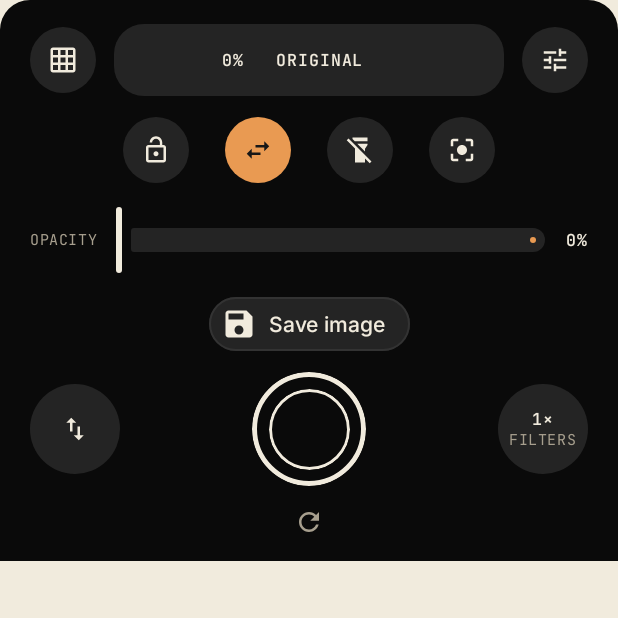
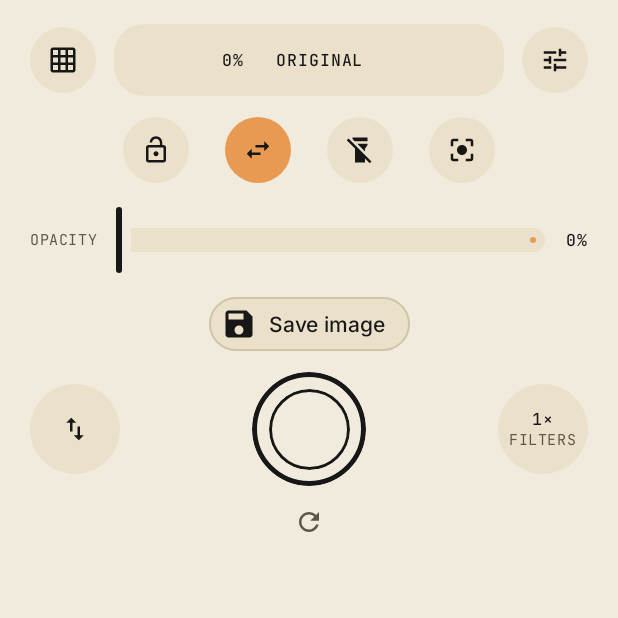
Before and after one commit to alekslime/Picasso, an Android app built with Jetpack Compose: the composable CleanTraceDeck called with empty values, on a phone screen of 412 x 824 dp, the top half of it. Run offline under Robolectric (Android 15) with nearby library versions, the phone set to English and light mode, and no system bars; our stand-ins replace Dagger/Hilt's generated code.

Commit message:
Light mode for Trace: themed panels, accent text, system bar icons follow app theme

```diff
--- a/app/src/main/java/app/picasso/tracer/ui/trace/AnchorBar.kt
+++ b/app/src/main/java/app/picasso/tracer/ui/trace/AnchorBar.kt
@@ -16,7 +16,6 @@ import app.picasso.tracer.R
 import app.picasso.tracer.camera.ArEngine
 import app.picasso.tracer.camera.ArStatus
 import app.picasso.tracer.camera.OverlayMode
-import app.picasso.tracer.ui.theme.PicassoPaperMuted
 
 /** Classic vs AR anchor mode. AR keeps the overlay on the paper as the phone moves. */
 @Composable
@@ -47,7 +46,7 @@ fun AnchorBar(
             Text(
                 stringResource(R.string.pro_tagline),
                 style = MaterialTheme.typography.bodySmall,
-                color = PicassoPaperMuted,
+                color = MaterialTheme.colorScheme.onSurfaceVariant,
             )
         }
         if (ar) {
@@ -61,7 +60,7 @@ fun AnchorBar(
             Text(
                 copy,
                 style = MaterialTheme.typography.bodySmall,
-                color = PicassoPaperMuted,
+                color = MaterialTheme.colorScheme.onSurfaceVariant,
             )
         }
     }
--- a/app/src/main/java/app/picasso/tracer/ui/trace/CleanTraceDeck.kt
+++ b/app/src/main/java/app/picasso/tracer/ui/trace/CleanTraceDeck.kt
@@ -39,12 +39,9 @@ import androidx.compose.ui.res.stringResource
 import androidx.compose.ui.unit.dp
 import app.picasso.tracer.R
 import app.picasso.tracer.domain.model.TraceFilter
-import app.picasso.tracer.ui.theme.PicassoBlack
 import app.picasso.tracer.ui.theme.PicassoInk
 import app.picasso.tracer.ui.theme.PicassoOchre
 import app.picasso.tracer.ui.theme.PicassoPaper
-import app.picasso.tracer.ui.theme.PicassoPaperMuted
-import app.picasso.tracer.ui.theme.PicassoSurface
 import kotlin.math.roundToInt
 
 /**
@@ -82,7 +79,7 @@ fun CleanTraceDeck(
         modifier = modifier
             .fillMaxWidth()
             .clip(RoundedCornerShape(topStart = 20.dp, topEnd = 20.dp))
-            .background(PicassoBlack)
+            .background(MaterialTheme.colorScheme.background)
             .padding(horizontal = 20.dp, vertical = 16.dp),
         verticalArrangement = Arrangement.spacedBy(14.dp),
     ) {
@@ -106,7 +103,7 @@ fun CleanTraceDeck(
                     .weight(1f)
                     .height(48.dp)
                     .clip(RoundedCornerShape(20.dp))
-                    .background(PicassoSurface)
+                    .background(MaterialTheme.colorScheme.surfaceContainerHigh)
                     .clickable(onClick = onExpand)
                     .padding(horizontal = 12.dp),
             ) {
@@ -114,7 +111,7 @@ fun CleanTraceDeck(
                     activeLayerName?.let { "$it   ${(opacity * 100).roundToInt()}" }
                         ?: "${(opacity * 100).roundToInt()}%   ${filter.name}   $gridLabel",
                     style = MaterialTheme.typography.labelMedium,
-                    color = PicassoPaper,
+                    color = MaterialTheme.colorScheme.onSurface,
                 )
             }
             DeckButton(
@@ -167,7 +164,7 @@ fun CleanTraceDeck(
             Text(
                 stringResource(R.string.opacity).uppercase(),
                 style = MaterialTheme.typography.labelSmall,
-                color = PicassoPaperMuted,
+                color = MaterialTheme.colorScheme.onSurfaceVariant,
             )
             Spacer(Modifier.size(12.dp))
             PicassoSlider(
@@ -179,7 +176,7 @@ fun CleanTraceDeck(
             Text(
                 "${(opacity * 100).roundToInt()}%",
                 style = MaterialTheme.typography.labelMedium,
-                color = PicassoPaper,
+                color = MaterialTheme.colorScheme.onSurface,
             )
         }
 
@@ -215,14 +212,14 @@ fun CleanTraceDeck(
                 modifier = Modifier
                     .size(76.dp)
                     .clip(CircleShape)
-                    .border(3.dp, PicassoPaper, CircleShape)
+                    .border(3.dp, MaterialTheme.colorScheme.onSurface, CircleShape)
                     .clickable(onClick = onRecord),
             ) {
                 Box(
                     modifier = Modifier
                         .size(54.dp)
                         .clip(CircleShape)
-                        .border(2.dp, PicassoPaper, CircleShape)
+                        .border(2.dp, MaterialTheme.colorScheme.onSurface, CircleShape)
                         .background(if (recording) Color(0xFFC0392B) else Color.Transparent),
                 )
             }
@@ -233,18 +230,18 @@ fun CleanTraceDeck(
                 modifier = Modifier
                     .size(60.dp)
                     .clip(CircleShape)
-                    .background(PicassoSurface)
+                    .background(MaterialTheme.colorScheme.surfaceContainerHigh)
                     .clickable(onClick = onCycleFilter),
             ) {
                 Text(
                     "1×",
                     style = MaterialTheme.typography.labelMedium,
-                    color = PicassoPaper,
+                    color = MaterialTheme.colorScheme.onSurface,
                 )
                 Text(
                     stringResource(R.string.filters).uppercase(),
                     style = MaterialTheme.typography.labelSmall,
-                    color = PicassoPaperMuted,
+                    color = MaterialTheme.colorScheme.onSurfaceVariant,
                 )
             }
         }
@@ -256,7 +253,7 @@ fun CleanTraceDeck(
             Icon(
                 Icons.Default.Refresh,
                 contentDescription = stringResource(R.string.reset_view),
-                tint = PicassoPaperMuted,
+                tint = MaterialTheme.colorScheme.onSurfaceVariant,
                 modifier = Modifier
                     .size(20.dp)
                     .clickable(onClick = onResetView),
@@ -278,13 +275,13 @@ private fun DeckButton(
         modifier = Modifier
             .size(size.dp)
             .clip(CircleShape)
-            .background(if (active) PicassoOchre else PicassoSurface)
+            .background(if (active) PicassoOchre else MaterialTheme.colorScheme.surfaceContainerHigh)
             .clickable(onClick = onClick),
     ) {
         Icon(
             icon,
             contentDescription = description,
-            tint = if (active) PicassoInk else PicassoPaper,
+            tint = if (active) PicassoInk else MaterialTheme.colorScheme.onSurface,
             modifier = Modifier.size(20.dp),
         )
     }
--- a/app/src/main/java/app/picasso/tracer/ui/trace/LayersBar.kt
+++ b/app/src/main/java/app/picasso/tracer/ui/trace/LayersBar.kt
@@ -30,8 +30,6 @@ import androidx.compose.ui.res.stringResource
 import androidx.compose.ui.unit.dp
 import app.picasso.tracer.R
 import app.picasso.tracer.domain.model.OverlayLayer
-import app.picasso.tracer.ui.theme.PicassoPaper
-import app.picasso.tracer.ui.theme.PicassoPaperMuted
 import kotlin.math.roundToInt
 
 /**
@@ -103,7 +101,7 @@ fun LayersBar(
                 Text(
                     stringResource(R.string.opacity),
                     style = MaterialTheme.typography.labelMedium,
-                    color = PicassoPaperMuted,
+                    color = MaterialTheme.colorScheme.onSurfaceVariant,
                     modifier = Modifier.widthIn(min = 72.dp),
                 )
                 PicassoSlider(
@@ -114,7 +112,7 @@ fun LayersBar(
                 Text(
                     "${(active.opacity * 100).roundToInt()}%",
                     style = MaterialTheme.typography.labelMedium,
-                    color = PicassoPaper,
+                    color = MaterialTheme.colorScheme.onSurface,
                     modifier = Modifier.widthIn(min = 40.dp),
                 )
             }
--- a/app/src/main/java/app/picasso/tracer/ui/trace/LightBar.kt
+++ b/app/src/main/java/app/picasso/tracer/ui/trace/LightBar.kt
@@ -79,7 +79,7 @@ private fun LightSlider(
         Text(
             label,
             style = MaterialTheme.typography.labelMedium,
-            color = app.picasso.tracer.ui.theme.PicassoPaperMuted,
+            color = MaterialTheme.colorScheme.onSurfaceVariant,
             modifier = Modifier.widthIn(min = 76.dp),
         )
         PicassoSlider(
@@ -92,7 +92,7 @@ private fun LightSlider(
         Text(
             valueLabel,
             style = MaterialTheme.typography.labelMedium,
-            color = app.picasso.tracer.ui.theme.PicassoPaper,
+            color = MaterialTheme.colorScheme.onSurface,
             modifier = Modifier.widthIn(min = 52.dp),
         )
     }
--- a/app/src/main/java/app/picasso/tracer/ui/trace/PicassoControls.kt
+++ b/app/src/main/java/app/picasso/tracer/ui/trace/PicassoControls.kt
@@ -39,11 +39,9 @@ import androidx.compose.ui.unit.IntOffset
 import androidx.compose.ui.unit.dp
 import androidx.compose.ui.window.Popup
 import app.picasso.tracer.ui.theme.PicassoInk
-import app.picasso.tracer.ui.theme.PicassoLine
 import app.picasso.tracer.ui.theme.PicassoOchre
-import app.picasso.tracer.ui.theme.PicassoPaper
-import app.picasso.tracer.ui.theme.PicassoSurface
 import kotlin.math.roundToInt
+import app.picasso.tracer.ui.common.picassoAccentText
 
 /**
  * Figma chip: unselected = Surface/Paper, selected = Ochre/Ink.
@@ -59,10 +57,10 @@ fun PicassoFilterChip(
     leadingIcon: @Composable (() -> Unit)? = null,
 ) {
     // Material3 chips swap colours instantly; animate them so a selection reads as a change of state.
-    val container by animateColorAsState(if (selected) PicassoOchre else PicassoSurface, tween(160), label = "chipBg")
-    val content by animateColorAsState(if (selected) PicassoInk else PicassoPaper, tween(160), label = "chipFg")
+    val container by animateColorAsState(if (selected) PicassoOchre else MaterialTheme.colorScheme.surfaceContainerHigh, tween(160), label = "chipBg")
+    val content by animateColorAsState(if (selected) PicassoInk else MaterialTheme.colorScheme.onSurface, tween(160), label = "chipFg")
     // Hairline outline on idle chips, matching the pills on Home; it melts into the Ochre fill when selected.
-    val outline by animateColorAsState(if (selected) PicassoOchre else PicassoLine, tween(160), label = "chipOutline")
+    val outline by animateColorAsState(if (selected) PicassoOchre else MaterialTheme.colorScheme.outlineVariant, tween(160), label = "chipOutline")
     FilterChip(
         selected = selected,
         onClick = onClick,
@@ -118,9 +116,9 @@ fun PicassoSlider(
     LaunchedEffect(active) { if (active) lastStep[0] = stepOf(value) }
 
     val colors = SliderDefaults.colors(
-        thumbColor = PicassoPaper,
+        thumbColor = MaterialTheme.colorScheme.onSurface,
         activeTrackColor = PicassoOchre,
-        inactiveTrackColor = PicassoSurface,
+        inactiveTrackColor = MaterialTheme.colorScheme.surfaceContainerHigh,
     )
     val label: ((Float) -> String)? = bubbleLabel
         ?: if (valueRange.start == 0f && valueRange.endInclusive == 1f) {
@@ -201,7 +199,7 @@ fun PicassoSectionLabel(text: String, modifier: Modifier = Modifier) {
         Text(
             text = text,
             style = MaterialTheme.typography.labelMedium,
-            color = PicassoOchre,
+            color = picassoAccentText(),
         )
     }
 }
--- a/app/src/main/java/app/picasso/tracer/ui/trace/StepsBar.kt
+++ b/app/src/main/java/app/picasso/tracer/ui/trace/StepsBar.kt
@@ -54,7 +54,7 @@ fun StepsBar(
             Text(
                 stringResource(steps[stepIndex.coerceIn(steps.indices)].nameRes),
                 style = MaterialTheme.typography.bodySmall,
-                color = app.picasso.tracer.ui.theme.PicassoPaperMuted,
+                color = MaterialTheme.colorScheme.onSurfaceVariant,
                 maxLines = 1,
                 overflow = TextOverflow.Ellipsis,
                 modifier = Modifier.weight(1f, fill = false),
--- a/app/src/main/java/app/picasso/tracer/ui/trace/StrobeBar.kt
+++ b/app/src/main/java/app/picasso/tracer/ui/trace/StrobeBar.kt
@@ -37,7 +37,7 @@ fun StrobeBar(
             Text(
                 stringResource(R.string.strobe_speed),
                 style = MaterialTheme.typography.labelMedium,
-                color = app.picasso.tracer.ui.theme.PicassoPaperMuted,
+                color = MaterialTheme.colorScheme.onSurfaceVariant,
             )
             PicassoSlider(
                 value = hz,
--- a/app/src/main/java/app/picasso/tracer/ui/trace/TimelapseBar.kt
+++ b/app/src/main/java/app/picasso/tracer/ui/trace/TimelapseBar.kt
@@ -39,7 +39,6 @@ import androidx.compose.ui.res.stringResource
 import androidx.compose.ui.unit.dp
 import app.picasso.tracer.R
 import app.picasso.tracer.ui.theme.PicassoOchre
-import app.picasso.tracer.ui.theme.PicassoPaper
 
 /**
  * Timelapse frames: stills every N seconds to Pictures/Picasso while on.
@@ -90,7 +89,7 @@ fun TimelapseBar(
                         Text(
                             stringResource(R.string.timelapse_frames, count),
                             style = MaterialTheme.typography.labelMedium,
-                            color = PicassoPaper,
+                            color = MaterialTheme.colorScheme.onSurface,
                         )
                     }
                 }
--- a/app/src/main/java/app/picasso/tracer/ui/trace/TrainingWheelsBar.kt
+++ b/app/src/main/java/app/picasso/tracer/ui/trace/TrainingWheelsBar.kt
@@ -21,8 +21,6 @@ import androidx.compose.ui.res.stringResource
 import androidx.compose.ui.unit.dp
 import app.picasso.tracer.R
 import app.picasso.tracer.domain.model.HelpLevel
-import app.picasso.tracer.ui.theme.PicassoPaper
-import app.picasso.tracer.ui.theme.PicassoPaperMuted
 
 /**
  * Training wheels: the reference fades from the full image down to nothing, one level
@@ -76,7 +74,7 @@ fun TrainingWheelsBar(
                         Text(
                             stringResource(hintFor(shown)),
                             style = MaterialTheme.typography.labelMedium,
-                            color = PicassoPaperMuted,
+                            color = MaterialTheme.colorScheme.onSurfaceVariant,
                         )
                     }
                 }
@@ -87,7 +85,7 @@ fun TrainingWheelsBar(
                 Text(
                     stringResource(R.string.training_suggest),
                     style = MaterialTheme.typography.labelMedium,
-                    color = PicassoPaper,
+                    color = MaterialTheme.colorScheme.onSurface,
                     modifier = Modifier.padding(top = 10.dp),
                 )
                 Row(
```
Also changed, not shown: app/src/main/java/app/picasso/tracer/MainActivity.kt (+18 -1 lines), app/src/main/java/app/picasso/tracer/ui/trace/BeforeAfterBar.kt (+5 -6 lines), app/src/main/java/app/picasso/tracer/ui/trace/FilterBar.kt (+5 -7 lines), app/src/main/java/app/picasso/tracer/ui/trace/TraceControls.kt (+6 -9 lines), app/src/main/java/app/picasso/tracer/ui/trace/TraceDock.kt (+11 -15 lines), app/src/main/java/app/picasso/tracer/ui/trace/TraceScreen.kt (+13 -0 lines), app/src/main/java/app/picasso/tracer/ui/trace/TutorialCard.kt (+6 -7 lines), app/src/main/java/app/picasso/tracer/ui/trace/WallModeBar.kt (+3 -4 lines).
